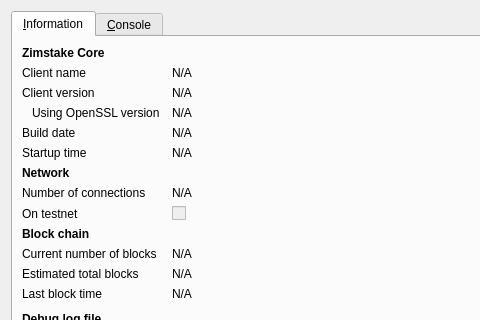
Old version of the form src/qt/forms/rpcconsole.ui in the repository alexandria-io/GamerHolicCoin; both pictures show x 0 to 480 and y 0 to 320 of the 740 by 450 pixel window.
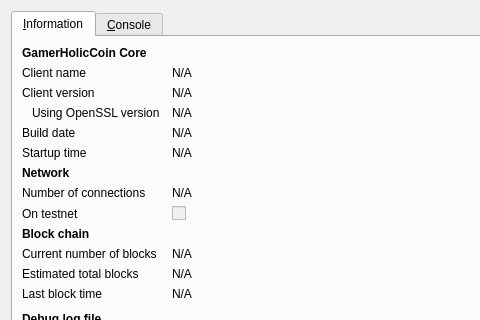
New version of the form. Icons and pictures are not drawn.

Patch:
```diff
--- a/src/qt/forms/rpcconsole.ui
+++ b/src/qt/forms/rpcconsole.ui
@@ -36,7 +36,7 @@
           </font>
          </property>
          <property name="text">
-          <string>Zimstake Core</string>
+          <string>GamerHolicCoin Core</string>
          </property>
         </widget>
        </item>
```
Left out of the diff: 6 changed lines with no effect on the pictures.
